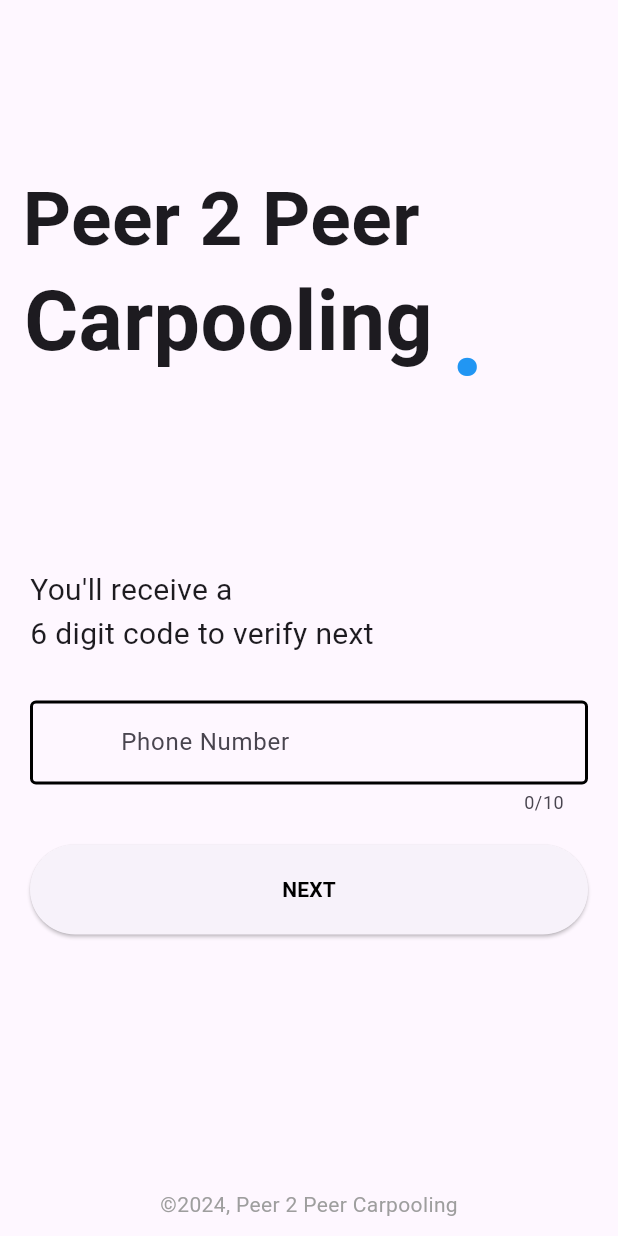
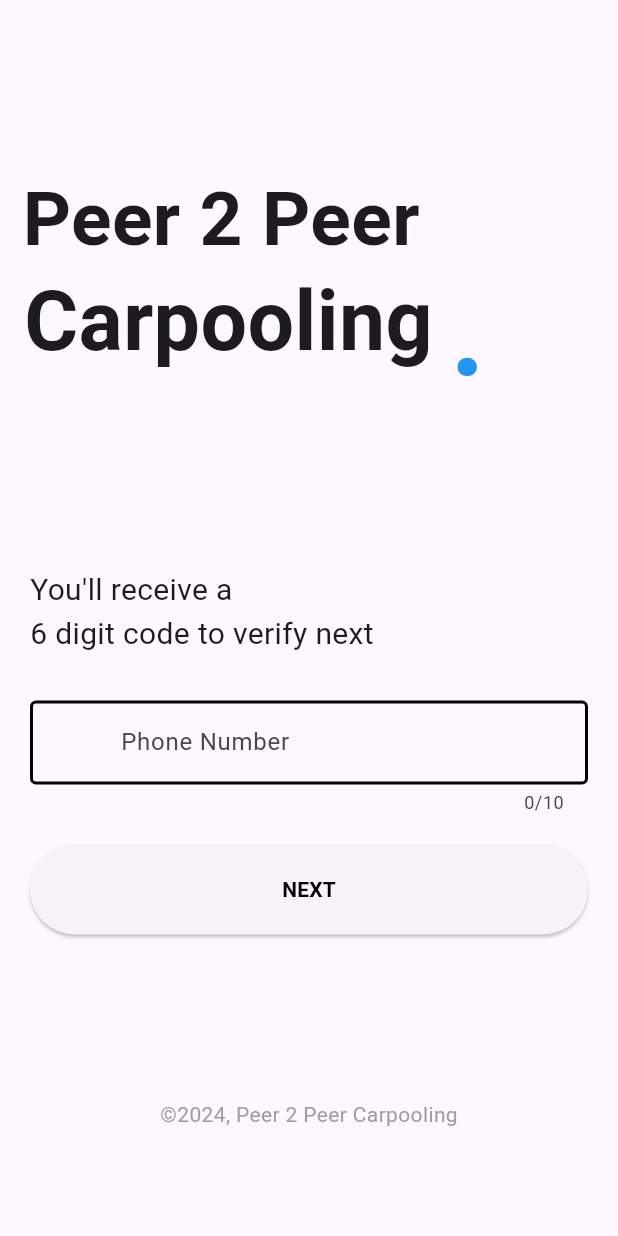
Before and after one commit to Pankaj0405/peertopeercarpooling, a Flutter app: the screen it shows after launch, on a phone screen of 412 x 824 dp. Run offline on Flutter 3.47's test engine with Material 3 defaults, Android fonts, the phone set to English and light mode, and no system bars; our stand-ins replace cloud_firestore, datetime_picker_formfield, firebase_auth, firebase_core, flutter_typeahead, fluttertoast and 6 more; missing offline and left inert: flutter_phone_direct_caller; accounts and stored records are empty.

Commit message:
main screen ui changes

```diff
--- a/lib/auth/otpHome.dart
+++ b/lib/auth/otpHome.dart
@@ -117,7 +117,7 @@ class _OtpHomeState extends State<OtpHome> {
           ),
 
           Padding(
-            padding: const EdgeInsets.only(top:170),
+            padding: const EdgeInsets.only(top:110),
             child: Align(
                 child: Text("©2024, Peer 2 Peer Carpooling",style: TextStyle(color: Colors.grey),),
                 alignment: Alignment.bottomCenter,
```
Also changed, not shown: pubspec.lock.
